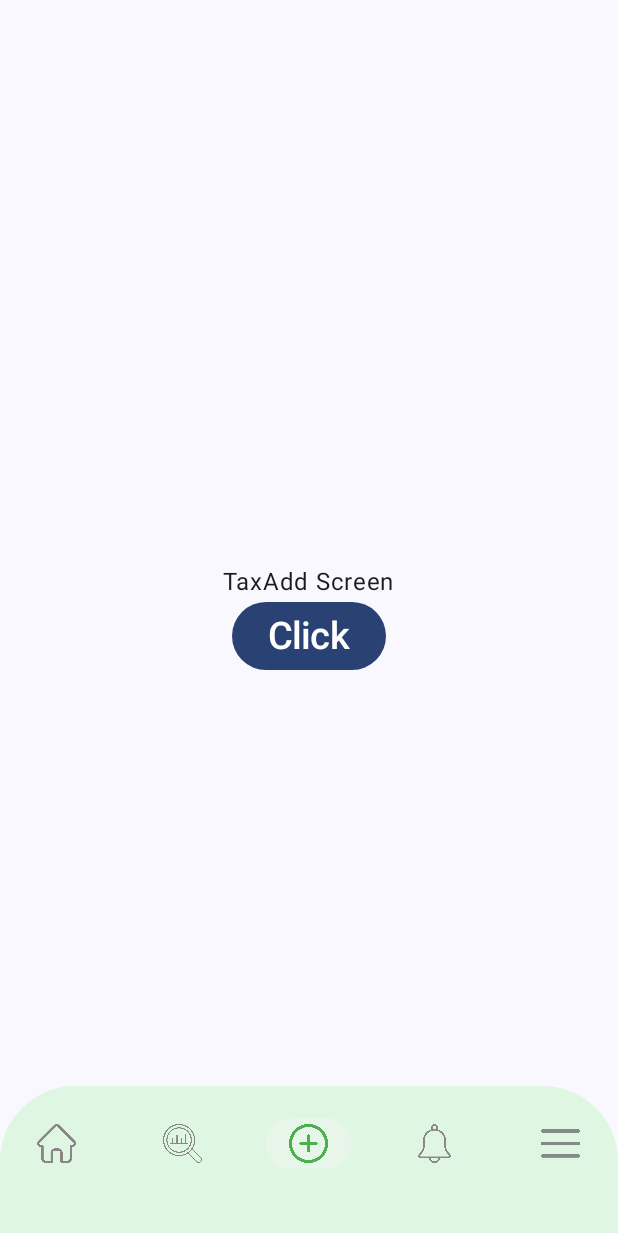
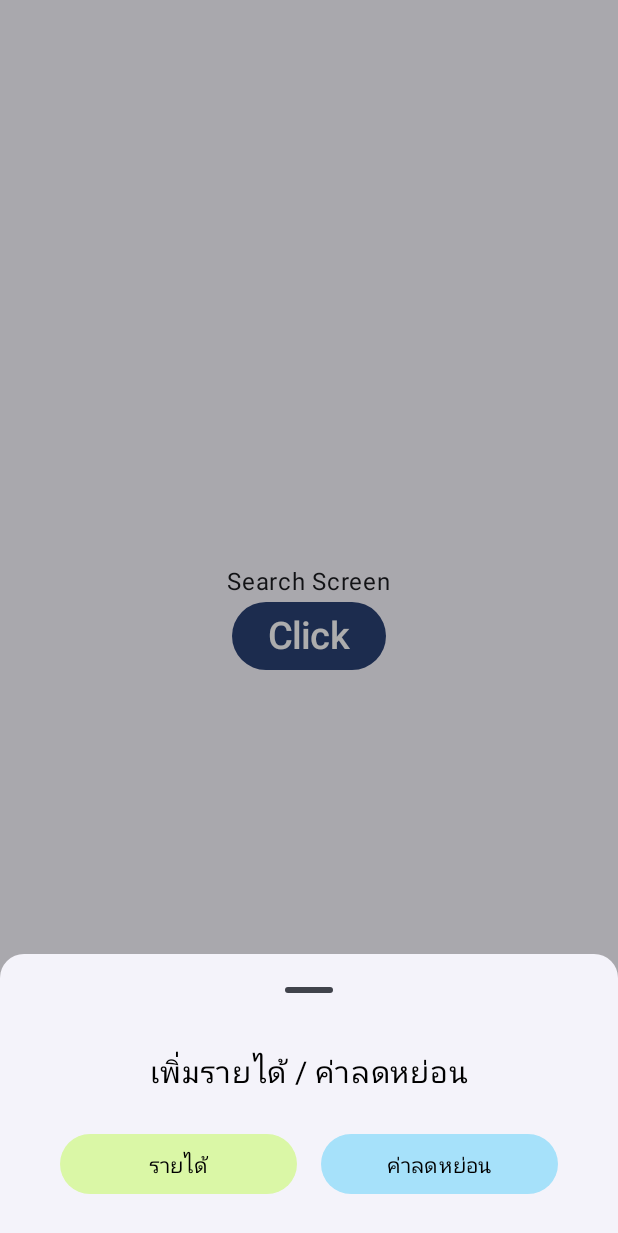
Before and after one commit to Anochaakimbo/PersonalTaxManagement-KotlinProject, an Android app built with Jetpack Compose: the screen it shows after launch (MainActivity), item 3 of the bottom bar chosen, on a phone screen of 412 x 824 dp. Shown: the top 1233 px of the screen. Run offline under Robolectric (Android 15) with nearby library versions, the phone set to English and light mode, and no system bars.

```diff
--- a/app/build.gradle.kts
+++ b/app/build.gradle.kts
@@ -40,7 +40,7 @@ android {
 }
 
 dependencies {
-
+    implementation ("androidx.compose.material3:material3:1.0.1")
     implementation(libs.androidx.core.ktx)
     implementation(libs.androidx.lifecycle.runtime.ktx)
     implementation(libs.androidx.activity.compose)
--- a/app/src/main/java/com/example/myproject/MainActivity.kt
+++ b/app/src/main/java/com/example/myproject/MainActivity.kt
@@ -5,23 +5,34 @@ import android.os.Bundle
 import androidx.activity.ComponentActivity
 import androidx.activity.compose.setContent
 import androidx.activity.enableEdgeToEdge
+import androidx.compose.foundation.layout.Arrangement
 import androidx.compose.foundation.layout.Box
 import androidx.compose.foundation.layout.Column
+import androidx.compose.foundation.layout.Row
+import androidx.compose.foundation.layout.Spacer
 import androidx.compose.foundation.layout.fillMaxSize
+import androidx.compose.foundation.layout.fillMaxWidth
 import androidx.compose.foundation.layout.height
 import androidx.compose.foundation.layout.padding
 import androidx.compose.foundation.layout.size
 import androidx.compose.foundation.shape.RoundedCornerShape
+import androidx.compose.material3.Button
+import androidx.compose.material3.ButtonDefaults
+import androidx.compose.material3.ExperimentalMaterial3Api
 import androidx.compose.material3.Icon
+import androidx.compose.material3.ModalBottomSheet
 import androidx.compose.material3.NavigationBar
 import androidx.compose.material3.NavigationBarItem
 import androidx.compose.material3.NavigationBarItemDefaults
 import androidx.compose.material3.Scaffold
 import androidx.compose.material3.Text
+import androidx.compose.material3.rememberModalBottomSheetState
 import androidx.compose.runtime.Composable
 import androidx.compose.runtime.getValue
 import androidx.compose.runtime.mutableIntStateOf
+import androidx.compose.runtime.mutableStateOf
 import androidx.compose.runtime.remember
+import androidx.compose.runtime.rememberCoroutineScope
 import androidx.compose.runtime.setValue
 import androidx.compose.ui.Alignment
 import androidx.compose.ui.Modifier
@@ -31,11 +42,14 @@ import androidx.compose.ui.platform.LocalContext
 import androidx.compose.ui.res.painterResource
 import androidx.compose.ui.tooling.preview.Preview
 import androidx.compose.ui.unit.dp
+import androidx.compose.ui.unit.sp
 import androidx.navigation.NavHostController
 import androidx.navigation.compose.rememberNavController
 import com.example.myproject.screen.NavGraph
 import com.example.myproject.screen.Screen
+import com.example.myproject.screen.TaxAddScreen
 import com.example.myproject.ui.theme.MyProjectTheme
+import kotlinx.coroutines.launch
 
 class MainActivity : ComponentActivity() {
     override fun onCreate(savedInstanceState: Bundle?) {
@@ -76,19 +90,27 @@ fun MyBottomBar(navController: NavHostController, contextForToast: Context) {
         Screen.Profile
     )
     var selectedScreen by remember { mutableIntStateOf(0) }
+    var showBottomSheet by remember { mutableStateOf(false) }
+
     Box(modifier = Modifier.fillMaxSize()) {
         Column(
             modifier = Modifier
                 .fillMaxSize()
-        ) {
-        }
+        ) { }
         NavigationBar(
             modifier = Modifier
                 .align(Alignment.BottomCenter)
                 .height(100.dp)
-                .clip(RoundedCornerShape(topStart = 50.dp, topEnd = 50.dp, bottomStart = 0.dp, bottomEnd = 0.dp)),
+                .clip(
+                    RoundedCornerShape(
+                        topStart = 50.dp,
+                        topEnd = 50.dp,
+                        bottomStart = 0.dp,
+                        bottomEnd = 0.dp
+                    )
+                ),
             containerColor = Color(0xFFDFF7E2)
-        )  {
+        ) {
             navigationItems.forEachIndexed { index, screen ->
                 NavigationBarItem(
                     icon = {
@@ -101,8 +123,12 @@ fun MyBottomBar(navController: NavHostController, contextForToast: Context) {
                     label = { Text(text = screen.name) },
                     selected = (selectedScreen == index),
                     onClick = {
-                        selectedScreen = index
-                        navController.navigate(screen.route)
+                        if (screen == Screen.TaxAdd) {
+                            showBottomSheet = true
+                        } else {
+                            selectedScreen = index
+                            navController.navigate(screen.route)
+                        }
                     },
                     colors = NavigationBarItemDefaults.colors(
                         selectedIconColor = Color(0xFF4CAF50),
@@ -112,11 +138,18 @@ fun MyBottomBar(navController: NavHostController, contextForToast: Context) {
                         indicatorColor = Color(0xFFE8F5E9)
                     )
                 )
-                    }
-
             }
         }
     }
+
+    if (showBottomSheet) {
+        TaxAddScreen(onDismiss = { showBottomSheet = false })
+    }
+}
+
+
+
+
 
 @Composable
 fun MyScaffoldLayout(){
--- a/app/src/main/java/com/example/myproject/screen/NavGraph.kt
+++ b/app/src/main/java/com/example/myproject/screen/NavGraph.kt
@@ -24,11 +24,6 @@ fun NavGraph(navController: NavHostController){
             SearchScreen()
         }
         composable(
-            route = Screen.TaxAdd.route
-        ){
-            TaxAddScreen()
-        }
-        composable(
             route = Screen.Notification.route
         ){
             NotificationScreen()
--- a/app/src/main/java/com/example/myproject/screen/TaxAddScreen.kt
+++ b/app/src/main/java/com/example/myproject/screen/TaxAddScreen.kt
@@ -3,31 +3,81 @@ package com.example.myproject.screen
 import android.widget.Toast
 import androidx.compose.foundation.layout.Arrangement
 import androidx.compose.foundation.layout.Column
+import androidx.compose.foundation.layout.Row
+import androidx.compose.foundation.layout.Spacer
 import androidx.compose.foundation.layout.fillMaxSize
+import androidx.compose.foundation.layout.fillMaxWidth
+import androidx.compose.foundation.layout.height
+import androidx.compose.foundation.layout.padding
+import androidx.compose.foundation.shape.RoundedCornerShape
 import androidx.compose.material3.Button
+import androidx.compose.material3.ButtonDefaults
+import androidx.compose.material3.ExperimentalMaterial3Api
+import androidx.compose.material3.ModalBottomSheet
 import androidx.compose.material3.Text
+import androidx.compose.material3.rememberModalBottomSheetState
 import androidx.compose.runtime.Composable
+import androidx.compose.runtime.rememberCoroutineScope
 import androidx.compose.ui.Alignment
 import androidx.compose.ui.Modifier
+import androidx.compose.ui.graphics.Color
 import androidx.compose.ui.platform.LocalContext
+import androidx.compose.ui.unit.dp
 import androidx.compose.ui.unit.sp
+import kotlinx.coroutines.launch
 
+@OptIn(ExperimentalMaterial3Api::class)
 @Composable
-fun TaxAddScreen(){
-    val contextForToast = LocalContext.current.applicationContext
-    Column(
-        modifier = Modifier.fillMaxSize(),
-        horizontalAlignment = Alignment.CenterHorizontally,
-        verticalArrangement = Arrangement.Center
-    ){
-        Text(
-            text = "TaxAdd Screen"
-        )
-        Button(
-            onClick = {
-                Toast.makeText(contextForToast,"TaxAdd", Toast.LENGTH_SHORT).show()
-            }){
-            Text(text = "Click", fontSize = 25.sp)
+fun TaxAddScreen(onDismiss: () -> Unit) {
+    val sheetState = rememberModalBottomSheetState(
+        skipPartiallyExpanded = false
+    )
+    val coroutineScope = rememberCoroutineScope()
+
+    ModalBottomSheet(
+        onDismissRequest = {
+            coroutineScope.launch { sheetState.hide() }.invokeOnCompletion {
+                onDismiss()
+            }
+        },
+        sheetState = sheetState,
+        shape = RoundedCornerShape(topStart = 16.dp, topEnd = 16.dp)
+    ) {
+        Column(
+            modifier = Modifier
+                .fillMaxWidth()
+                .padding(16.dp),
+            horizontalAlignment = Alignment.CenterHorizontally,
+            verticalArrangement = Arrangement.Top
+        ) {
+            Text(text = "เพิ่มรายได้ / ค่าลดหย่อน", fontSize = 20.sp, color = Color.Black)
+            Spacer(modifier = Modifier.height(16.dp))
+
+            Row(
+                modifier = Modifier
+                    .fillMaxWidth()
+                    .padding(horizontal = 16.dp),
+                horizontalArrangement = Arrangement.SpaceBetween,
+                verticalAlignment = Alignment.CenterVertically
+            ) {
+                Button(
+                    onClick = { /* Handle เพิ่มรายได้ */ },
+                    modifier = Modifier.weight(1f).padding(8.dp),
+                    colors = ButtonDefaults.buttonColors(containerColor = Color(0xFFDAF7A6))
+                ) {
+                    Text("รายได้", color = Color.Black)
+                }
+
+                Button(
+                    onClick = { /* Handle ค่าลดหย่อน */ },
+                    modifier = Modifier.weight(1f).padding(8.dp),
+                    colors = ButtonDefaults.buttonColors(containerColor = Color(0xFFA6E1FA))
+                ) {
+                    Text("ค่าลดหย่อน", color = Color.Black)
+                }
+                Spacer(modifier = Modifier.height(16.dp))
+
+            }
         }
     }
 }
```
